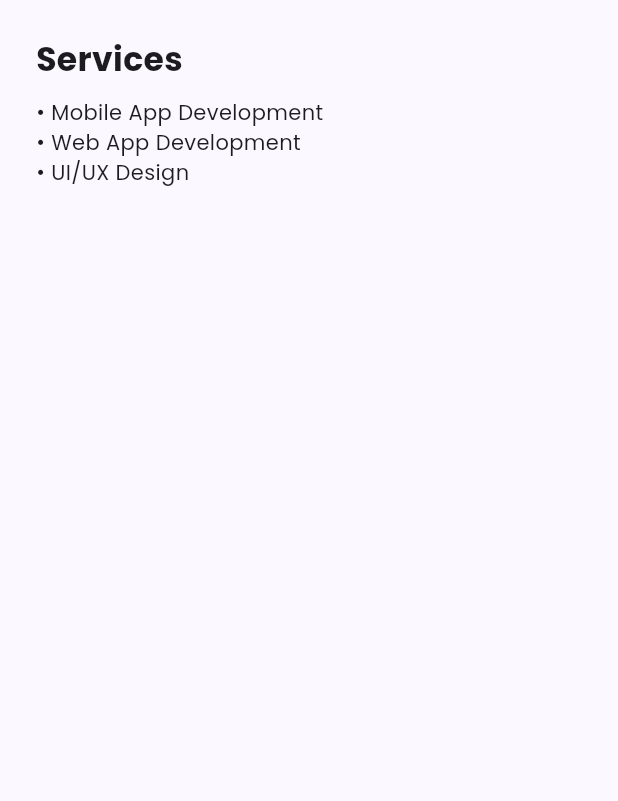
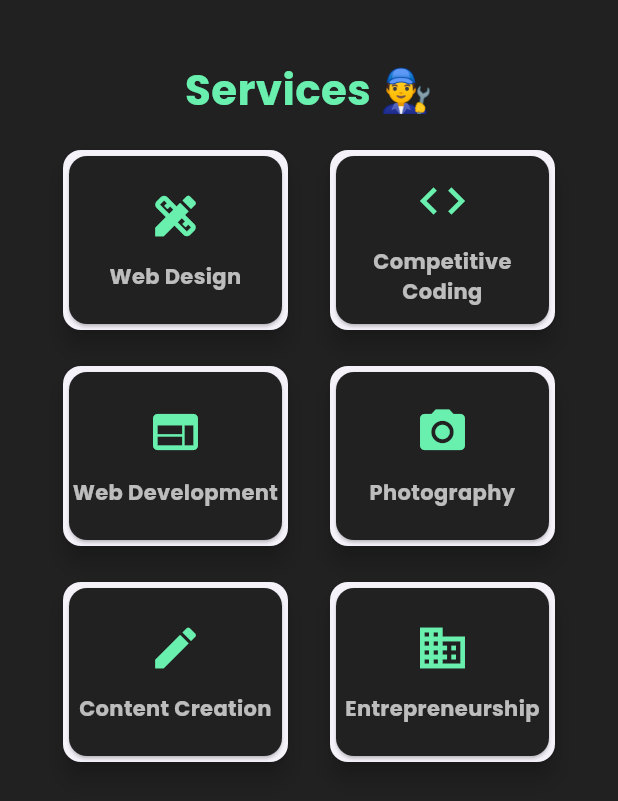
Before and after one commit to amarsingh7/PORTFOLIO, a Flutter app: the ServicesSection widget shown alone on an empty page, opened directly, on a phone screen of 412 x 824 dp. Shown: the top 801 px of the screen. Run offline on Flutter 3.47's test engine with Material 3 defaults, Android fonts, the phone set to English and light mode, and no system bars; our stand-ins replace google_fonts, visibility_detector; network calls fail.

Commit message:
resume and services updates

```diff
--- a/lib/sections/services.dart
+++ b/lib/sections/services.dart
@@ -1,24 +1,75 @@
 import 'package:flutter/material.dart';
+import '../widgets/bouncing_card.dart';
 
 class ServicesSection extends StatelessWidget {
   const ServicesSection({super.key});
 
+  final List<Map<String, dynamic>> services = const [
+    {"title": "Web Design", "icon": Icons.design_services},
+    {"title": "Competitive Coding", "icon": Icons.code},
+    {"title": "Web Development", "icon": Icons.web},
+    {"title": "Photography", "icon": Icons.camera_alt},
+    {"title": "Content Creation", "icon": Icons.create},
+    {"title": "Entrepreneurship", "icon": Icons.business},
+  ];
+
   @override
   Widget build(BuildContext context) {
+    final isMobile = MediaQuery.of(context).size.width < 600;
+
     return Container(
-      padding: const EdgeInsets.all(24),
-      child: const Column(
-        crossAxisAlignment: CrossAxisAlignment.start,
-        children: [
-          Text(
-            'Services',
-            style: TextStyle(fontSize: 22, fontWeight: FontWeight.bold),
+      color: Colors.black87,
+      padding: const EdgeInsets.symmetric(vertical: 40, horizontal: 16),
+      child: Center(
+        child: ConstrainedBox(
+          constraints: const BoxConstraints(maxWidth: 900),
+          child: Column(
+            crossAxisAlignment:
+                isMobile ? CrossAxisAlignment.center : CrossAxisAlignment.start,
+            children: [
+              const Text(
+                "Services 👨‍🔧",
+                style: TextStyle(
+                    fontSize: 28, fontWeight: FontWeight.bold, color: Colors.greenAccent),
+                textAlign: TextAlign.center,
+              ),
+              const SizedBox(height: 16),
+              Wrap(
+                spacing: 20,
+                runSpacing: 16,
+                alignment: isMobile ? WrapAlignment.center : WrapAlignment.start,
+                children: services
+                    .map(
+                      (s) => BouncingCard(
+                        child: SizedBox(
+                          width: isMobile ? 150 : 200,
+                          height: 120,
+                          child: Card(
+                            color: Colors.grey[900],
+                            shape: RoundedRectangleBorder(
+                                borderRadius: BorderRadius.circular(12)),
+                            child: Column(
+                              mainAxisAlignment: MainAxisAlignment.center,
+                              children: [
+                                Icon(s['icon'], size: 36, color: Colors.greenAccent),
+                                const SizedBox(height: 12),
+                                Text(
+                                  s['title'],
+                                  textAlign: TextAlign.center,
+                                  style: const TextStyle(
+                                      color: Colors.white70, fontWeight: FontWeight.bold),
+                                ),
+                              ],
+                            ),
+                          ),
+                        ),
+                      ),
+                    )
+                    .toList(),
+              )
+            ],
           ),
-          SizedBox(height: 10),
-          Text(
-            '• Mobile App Development\n• Web App Development\n• UI/UX Design',
-          ),
-        ],
+        ),
       ),
     );
   }
```
Also changed, not shown: lib/sections/resume.dart (+38 -11 lines).
